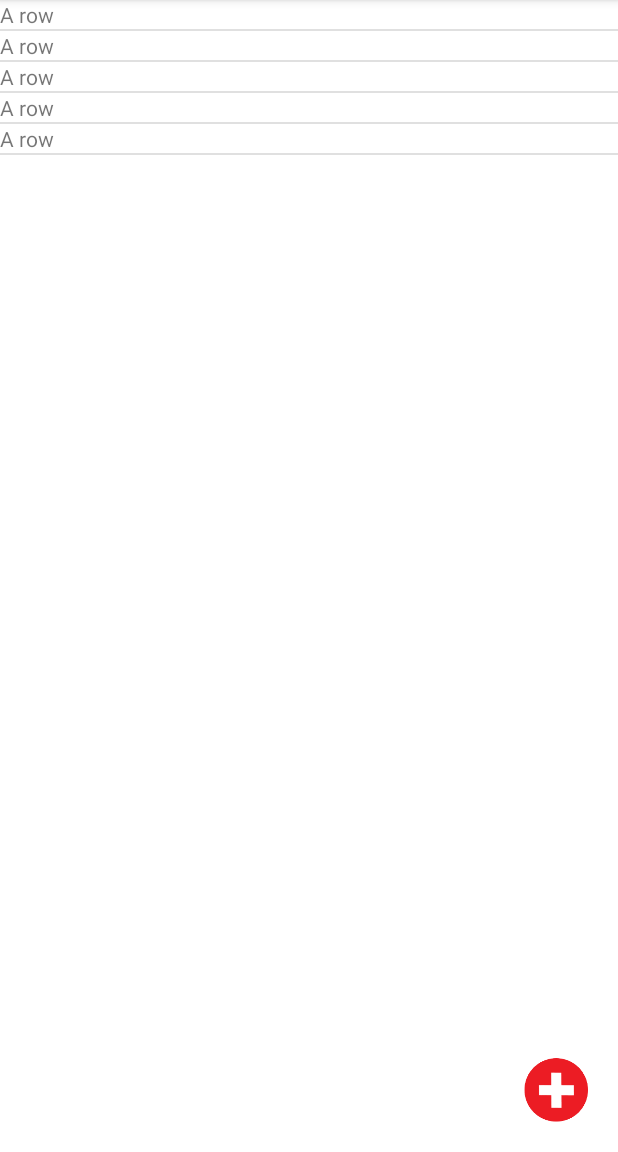
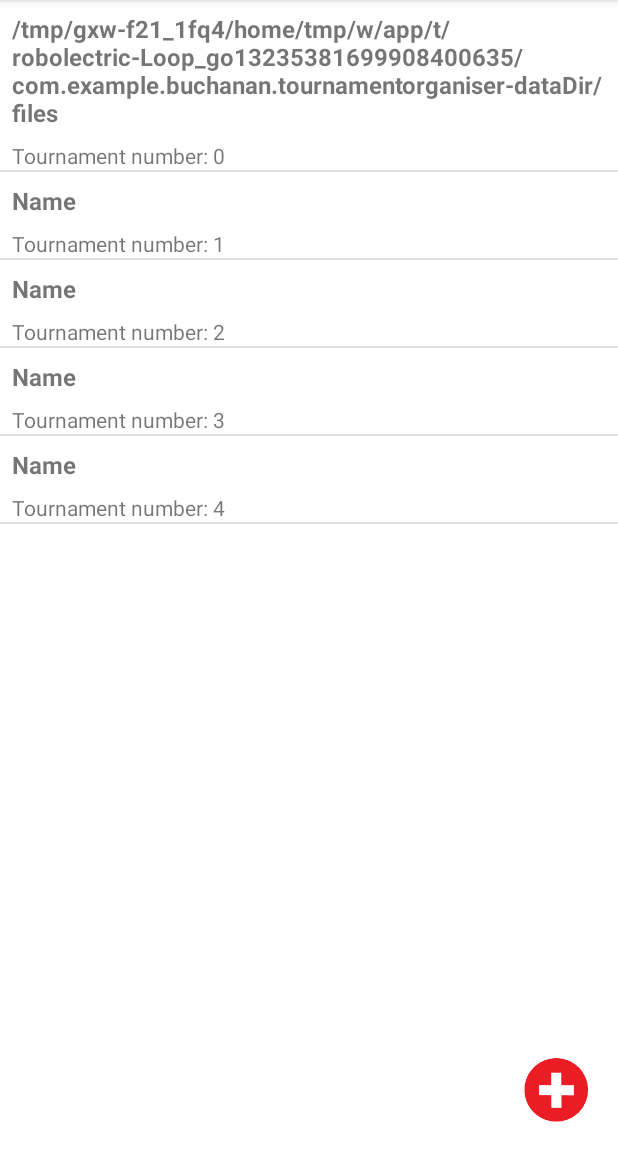
Before and after one commit to Phyrik/AndroidTournamentOrganiser, an Android app: the screen it shows after launch (MainActivity), on a phone screen of 412 x 824 dp, the part 84-1236 px from its top. Run offline under Robolectric (Android 15) with nearby library versions, the light colour scheme and no system bars.

Commit message:
More work on ListView on the homepage

```diff
--- a/app/src/main/java/com/example/buchanan/tournamentorganiser/MainActivity.kt
+++ b/app/src/main/java/com/example/buchanan/tournamentorganiser/MainActivity.kt
@@ -4,31 +4,35 @@ import android.content.Context
 import android.content.Intent
 import android.support.v7.app.AppCompatActivity
 import android.os.Bundle
-import android.view.Menu
-import android.view.MenuItem
-import android.view.View
-import android.view.ViewGroup
+import android.view.*
 import android.widget.BaseAdapter
 import android.widget.Button
 import android.widget.ListView
 import android.widget.TextView
+import java.io.File
 
 class MainActivity : AppCompatActivity() {
+
+    var tournamentsArray = arrayOf<File>()
 
     override fun onCreate(savedInstanceState: Bundle?) {
         super.onCreate(savedInstanceState)
         setContentView(R.layout.activity_main)
         setSupportActionBar(findViewById(R.id.my_toolbar))
 
-        val button = findViewById<Button>(R.id.newTournamentButton)
+        val button = findViewById<Button>(R.id.new_tournament_button)
 
         button.setOnClickListener {
             val intent = Intent(this, NewTournamentPart1::class.java)
             startActivity(intent)
         }
 
-        val tournamentListView = findViewById<ListView>(R.id.tournamentList)
+        val tournamentListView = findViewById<ListView>(R.id.tournament_list)
         tournamentListView.adapter = TournamentListViewAdapter(this)
+
+        File(this.filesDir, "").walk().forEach {
+            tournamentsArray += it
+        }
     }
 
     override fun onCreateOptionsMenu(menu: Menu): Boolean {
@@ -49,7 +53,7 @@ class MainActivity : AppCompatActivity() {
         }
     }
 
-    private class TournamentListViewAdapter(context: Context) : BaseAdapter() {
+    private inner class TournamentListViewAdapter(context: Context) : BaseAdapter() {
 
         private val mContext: Context
 
@@ -72,9 +76,20 @@ class MainActivity : AppCompatActivity() {
 
         //renders each row
         override fun getView(position: Int, convertView: View?, viewGroup: ViewGroup?): View {
-            val textView = TextView(mContext)
-            textView.text = "A row"
-            return textView
+            val layoutInflater = LayoutInflater.from(mContext)
+            val rowMain = layoutInflater.inflate(R.layout.row_main, viewGroup, false)
+
+            val mainTextView = rowMain.findViewById<TextView>(R.id.textView2)
+            try {
+                mainTextView.text = tournamentsArray[position].toString()
+            } catch (e: Exception) {
+                println(e)
+            }
+
+            val positionTextView = rowMain.findViewById<TextView>(R.id.position_textview)
+            positionTextView.text = "Tournament number: $position"
+
+            return rowMain
         }
     }
 }
--- a/app/src/main/res/layout/activity_main.xml
+++ b/app/src/main/res/layout/activity_main.xml
@@ -18,14 +18,14 @@
     <Button
             android:layout_width="50dp"
             android:layout_height="50dp"
-            android:id="@+id/newTournamentButton"
+            android:id="@+id/new_tournament_button"
             android:background="@mipmap/button_foreground_foreground"
             app:layout_constraintBottom_toBottomOf="parent" android:layout_marginBottom="16dp"
             app:layout_constraintEnd_toEndOf="parent" android:layout_marginEnd="16dp"
     />
 
     <ListView
-        android:id="@+id/tournamentList"
+        android:id="@+id/tournament_list"
         android:layout_width="match_parent"
         android:layout_height="match_parent"
         android:layout_marginTop="?attr/actionBarSize"
--- /dev/null
+++ b/app/src/main/res/layout/row_main.xml
@@ -0,0 +1,27 @@
+<?xml version="1.0" encoding="utf-8"?>
+<android.support.constraint.ConstraintLayout xmlns:android="http://schemas.android.com/apk/res/android"
+    xmlns:app="http://schemas.android.com/apk/res-auto"
+    xmlns:tools="http://schemas.android.com/tools"
+    android:layout_width="match_parent" android:layout_height="match_parent">
+
+    <TextView
+        android:id="@+id/textView2"
+        android:layout_width="wrap_content"
+        android:layout_height="wrap_content"
+        android:layout_marginStart="8dp"
+        android:layout_marginTop="8dp"
+        android:text="Name"
+        android:textSize="16sp"
+        android:textStyle="bold"
+        app:layout_constraintStart_toStartOf="parent"
+        app:layout_constraintTop_toTopOf="parent" />
+
+    <TextView
+        android:id="@+id/position_textview"
+        android:layout_width="wrap_content"
+        android:layout_height="wrap_content"
+        android:layout_marginTop="8dp"
+        android:text="TextView"
+        app:layout_constraintStart_toStartOf="@+id/textView2"
+        app:layout_constraintTop_toBottomOf="@+id/textView2" />
+</android.support.constraint.ConstraintLayout>
```
